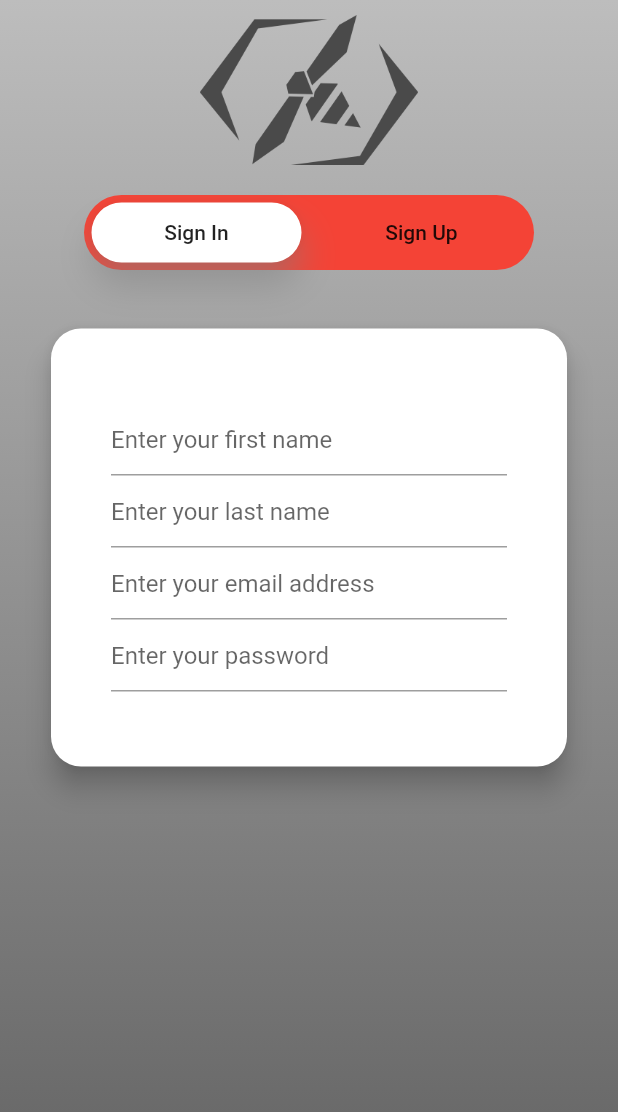
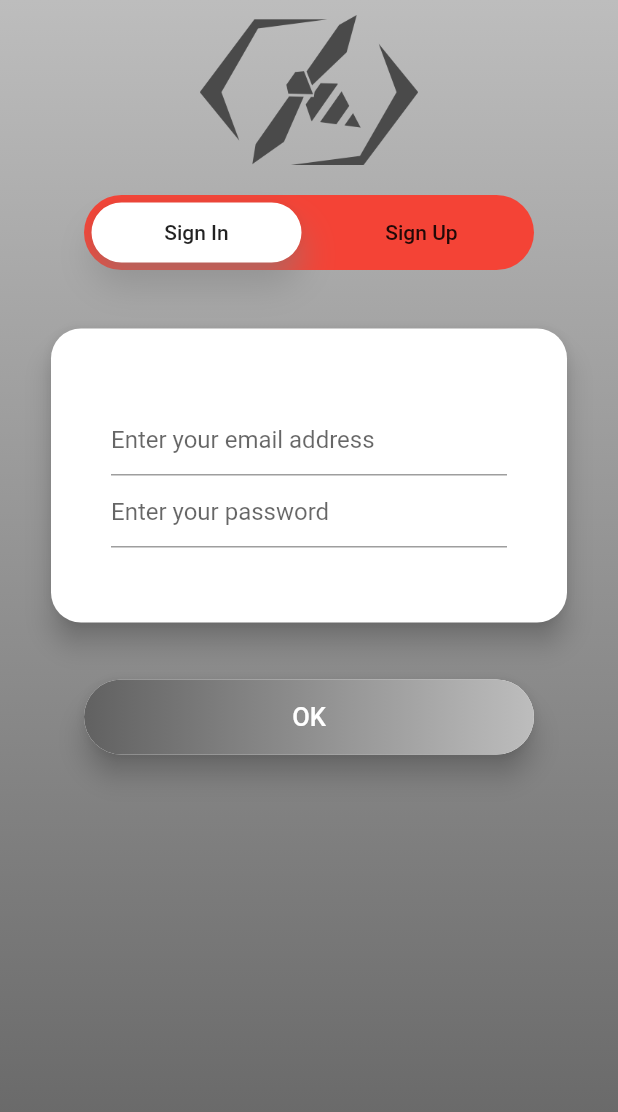
Before and after one commit to florian-gustin/flutter_social_gf_bloc_rx, a Flutter app: the screen it shows after launch, on a phone screen of 412 x 824 dp. Shown: the top 1112 px of the screen. Run offline on Flutter 3.47's test engine with Material 2 defaults, Android fonts, the phone set to English and light mode, and no system bars; our stand-ins replace cloud_firestore, firebase_auth, rxdart; accounts and stored records are empty.

Commit message:
debug : auth process

```diff
--- a/lib/ui/pages/auth_page.dart
+++ b/lib/ui/pages/auth_page.dart
@@ -4,7 +4,7 @@ import 'package:flutter_social_gf_bloc_rx/blocs/bloc_root.dart';
 import 'package:flutter_social_gf_bloc_rx/ui/theme/widgets.dart';
 
 class AuthPage extends StatelessWidget {
-  Widget authSection(int index, bloc) {
+  Widget authSection(int index, context, bloc) {
     return Column(
       children: <Widget>[
         MyPadding(
@@ -26,6 +26,32 @@ class AuthPage extends StatelessWidget {
           bottom: 15.0,
           left: 30.0,
           right: 30.0,
+        ),
+        MyPadding(
+          top: 15.0,
+          bottom: 15.0,
+          child: Card(
+            shape: RoundedRectangleBorder(
+              borderRadius: BorderRadius.circular(25.0),
+            ),
+            elevation: 7.5,
+            child: Container(
+              width: 300.0,
+              height: 50.0,
+              decoration: MyGradient(
+                startColor: baseAccent,
+                endColor: base,
+                radius: 25.0,
+                isHorizontal: true,
+              ),
+              child: FlatButton(
+                onPressed: () {
+                  bloc.authConnect((index == 1), context);
+                },
+                child: MyText((index == 1) ? 'OK' : 'Register'),
+              ),
+            ),
+          ),
         ),
       ],
     );
@@ -70,6 +96,7 @@ class AuthPage extends StatelessWidget {
           overscroll.disallowGlow();
         },
         child: SingleChildScrollView(
+          child: InkWell(
             child: Container(
               height: (MediaQuery.of(context).size.height >= 650)
                   ? MediaQuery.of(context).size.height
@@ -101,8 +128,8 @@ class AuthPage extends StatelessWidget {
                       child: PageView(
                         controller: bloc.pageController,
                         children: <Widget>[
-                        authSection(0, bloc),
-                        authSection(1, bloc),
+                          authSection(1, context, bloc),
+                          authSection(0, context, bloc),
                         ],
                       ),
                     ),
@@ -110,6 +137,9 @@ class AuthPage extends StatelessWidget {
                 ),
               ),
             ),
+            // dismissing keyboard
+            onTap: () => hideKeyboard(context),
+          ),
         ),
       ),
     );
--- a/lib/ui/pages/home_page.dart
+++ b/lib/ui/pages/home_page.dart
@@ -1,8 +1,11 @@
 import 'package:flutter/material.dart';
+import 'package:flutter_social_gf_bloc_rx/services/firebase.dart';
 
 class HomePage extends StatelessWidget {
   @override
   Widget build(BuildContext context) {
+//    Firebase().signOut();
+
     return Center(
       child: Text('home'),
     );
--- a/lib/ui/theme/widgets.dart
+++ b/lib/ui/theme/widgets.dart
@@ -6,3 +6,5 @@ export 'widgets/my_padding.dart';
 export 'widgets/my_menu_auth.dart';
 export 'widgets/my_painter.dart';
 export 'widgets/my_text_field.dart';
+export 'widgets/my_text.dart';
+export 'widgets/my_alert.dart';
--- a/lib/ui/theme/widgets/my_constants.dart
+++ b/lib/ui/theme/widgets/my_constants.dart
@@ -11,3 +11,7 @@ AssetImage logoImage = AssetImage('assets/darkBee.png');
 AssetImage eventImage = AssetImage('assets/event.jpg');
 AssetImage homeImage = AssetImage('assets/home.jpg');
 AssetImage profileImage = AssetImage('assets/profile.jpg');
+
+// Functions
+void hideKeyboard(BuildContext context) =>
+    FocusScope.of(context).requestFocus(FocusNode());
--- /dev/null
+++ b/lib/ui/theme/widgets/my_text.dart
@@ -0,0 +1,18 @@
+import 'package:flutter/material.dart';
+
+class MyText extends Text {
+  MyText(String data,
+      {TextAlign alignment = TextAlign.center,
+      double fontSize = 17.0,
+      FontStyle style = FontStyle.normal,
+      Color color = Colors.white})
+      : super(
+          data,
+          textAlign: alignment,
+          style: TextStyle(
+            fontSize: fontSize,
+            fontStyle: style,
+            color: color,
+          ),
+        );
+}
```
Also changed, not shown: lib/blocs/bloc_root.dart (+26 -0 lines), lib/services/firebase.dart (+39 -0 lines), lib/ui/theme/widgets/my_alert.dart (added, +47 -0 lines). Lines whose indentation alone changed are shown as unchanged.
